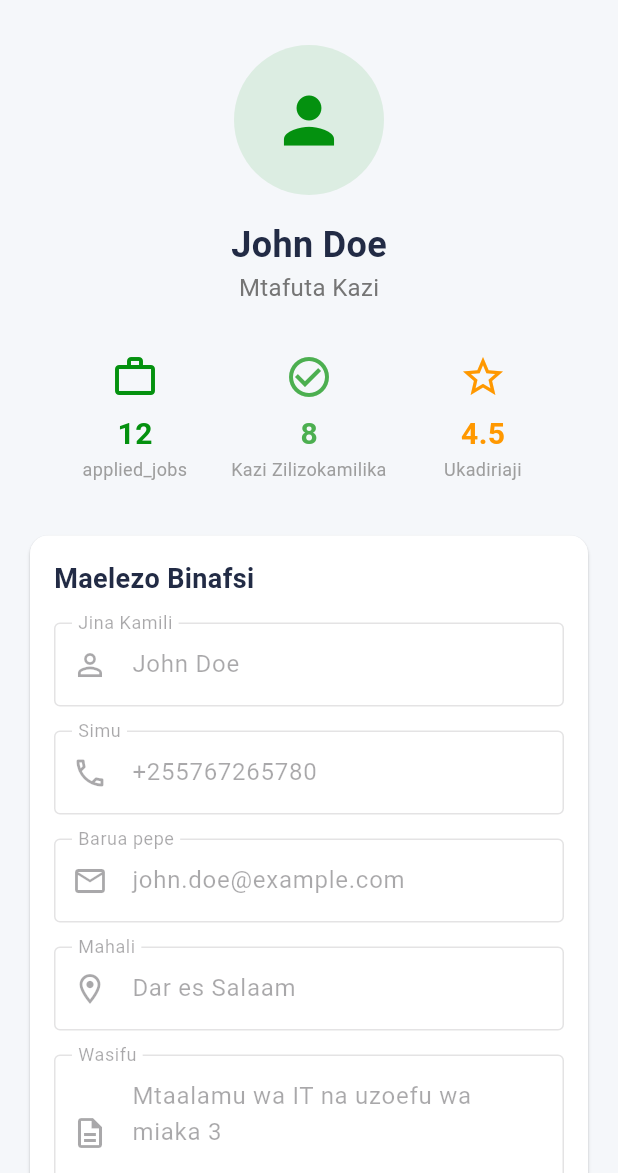
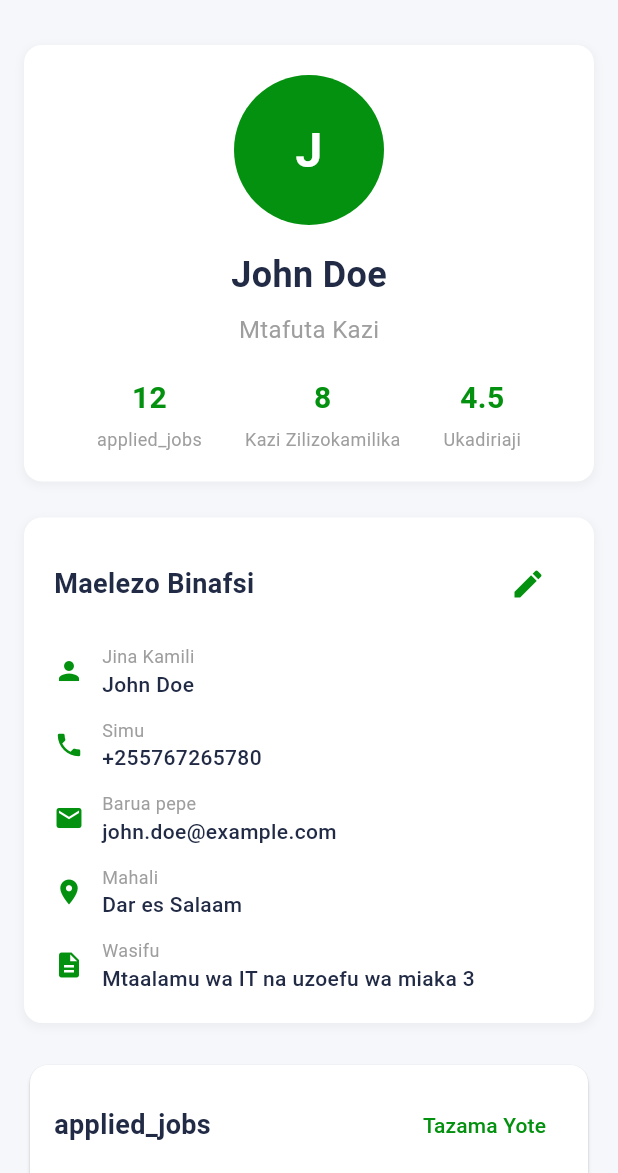
Before and after one commit to Swai-D/kazi-huru, a Flutter app: the UserProfileScreen screen opened by its route, on a phone screen of 412 x 824 dp, the part 63-1236 px from its top. Run offline on Flutter 3.47's test engine with Material 3 defaults, Android fonts, the phone set to English and light mode, and no system bars; our stand-ins replace flutter_local_notifications, geocoding, geolocator, google_maps_flutter, image_picker, permission_handler.

Commit message:
Update job doer profile design to match job giver profile style - Improved profile header with premium card design and stats - Updated personal info section with info rows instead of form fields - Enhanced language settings with FilterChip design - Updated action buttons layout to match company profile style - Fixed circular button shapes on job cards - Added Instagram/Twitter style job cards with images - Implemented optional image upload for job providers - Enhanced job details with full-width images and overlay - Simplified provider profile section

```diff
--- a/assets/translations/en.json
+++ b/assets/translations/en.json
@@ -104,6 +104,11 @@
   "image_optional_desc": "Adding an image helps attract more workers",
   "add_image": "Add Image",
   "image_selected": "Image selected successfully",
+  "verified": "Verified",
+  "jobs_posted": "Jobs Posted",
+  "workers_hired": "Workers Hired",
+  "response_time": "Response Time",
+  "view_full_profile": "View Full Profile",
   "update": "Update",
   "create": "Create",
   "add": "Add",
--- a/assets/translations/sw.json
+++ b/assets/translations/sw.json
@@ -116,6 +116,11 @@
   "image_optional_desc": "Kuongeza picha husaidia kuvutia wafanyakazi zaidi",
   "add_image": "Ongeza Picha",
   "image_selected": "Picha imechaguliwa kwa mafanikio",
+  "verified": "Imethibitishwa",
+  "jobs_posted": "Kazi Zilizotangazwa",
+  "workers_hired": "Wafanyakazi Walioajiriwa",
+  "response_time": "Muda wa Majibu",
+  "view_full_profile": "Tazama Wasifu Kamili",
   "update": "Sasisha",
   "create": "Unda",
   "add": "Ongeza",
--- a/lib/features/auth/presentation/screens/user_profile_screen.dart
+++ b/lib/features/auth/presentation/screens/user_profile_screen.dart
@@ -29,6 +29,8 @@ class _UserProfileScreenState extends State<UserProfileScreen> {
   final _companyNameController = TextEditingController(text: 'Tech Solutions Ltd');
   final _companyWebsiteController = TextEditingController(text: 'www.techsolutions.co.tz');
   final _companyDescriptionController = TextEditingController(text: 'Leading technology company in Tanzania');
+
+  String _selectedLanguage = LocalizationService().currentLocale.languageCode;
 
   @override
   Widget build(BuildContext context) {
@@ -116,47 +118,37 @@ class _UserProfileScreenState extends State<UserProfileScreen> {
   }
 
   Widget _buildProfileHeader() {
-    return Column(
+    return Container(
+      padding: const EdgeInsets.all(20),
+      decoration: BoxDecoration(
+        color: Colors.white,
+        borderRadius: BorderRadius.circular(12),
+        boxShadow: [
+          BoxShadow(
+            color: Colors.grey.withOpacity(0.1),
+            spreadRadius: 1,
+            blurRadius: 4,
+            offset: const Offset(0, 2),
+          ),
+        ],
+      ),
+      child: Column(
         children: [
           // Profile Picture
-        Center(
-          child: Stack(
-            children: [
           CircleAvatar(
             radius: 50,
-                backgroundColor: ThemeConstants.primaryColor.withOpacity(0.1),
-                child: Icon(
-                  Icons.person,
-                  size: 50,
-                  color: ThemeConstants.primaryColor,
-                ),
-              ),
-              if (_isEditing)
-                Positioned(
-                  bottom: 0,
-                  right: 0,
-                  child: Container(
-                    padding: const EdgeInsets.all(4),
-                    decoration: BoxDecoration(
-                      color: ThemeConstants.primaryColor,
-                      shape: BoxShape.circle,
-                    ),
-                    child: const Icon(
-                      Icons.camera_alt,
+            backgroundColor: ThemeConstants.primaryColor,
+            child: Text(
+              _nameController.text.isNotEmpty ? _nameController.text[0] : '',
+              style: const TextStyle(
+                fontSize: 32,
+                fontWeight: FontWeight.bold,
                 color: Colors.white,
-                      size: 20,
               ),
             ),
           ),
-            ],
-          ),
-          ),
           const SizedBox(height: 16),
-
-        // Name and Role
-        Center(
-          child: Column(
-            children: [
+          // Name
           Text(
             _nameController.text,
             style: const TextStyle(
@@ -165,43 +157,65 @@ class _UserProfileScreenState extends State<UserProfileScreen> {
               color: ThemeConstants.textColor,
             ),
           ),
+          const SizedBox(height: 8),
+          // Role
           Text(
             widget.userRole == 'job_seeker'
                 ? context.tr('job_seeker')
                 : context.tr('job_provider'),
-            style: TextStyle(
+            style: const TextStyle(
               fontSize: 16,
-              color: Colors.grey[600],
+              color: Colors.grey,
             ),
+          ),
+          if (widget.userRole == 'job_seeker') ...[
+            const SizedBox(height: 20),
+            Row(
+              mainAxisAlignment: MainAxisAlignment.spaceEvenly,
+              children: [
+                _StatItem(
+                  title: context.tr('applied_jobs'),
+                  value: '12',
+                ),
+                _StatItem(
+                  title: context.tr('completed_jobs'),
+                  value: '8',
+                ),
+                _StatItem(
+                  title: context.tr('rating'),
+                  value: '4.5',
                 ),
               ],
             ),
-        ),
-
-        // Job Statistics (Instagram style)
-        if (widget.userRole == 'job_seeker') ...[
-          const SizedBox(height: 24),
-          _buildJobStatistics(),
-        ],
-
-        // Company Statistics (for job providers)
-        if (widget.userRole == 'job_provider') ...[
-          const SizedBox(height: 24),
-          _buildCompanyStatistics(),
           ],
         ],
+      ),
     );
   }
 
   Widget _buildBasicInformation() {
-    return Card(
-      color: ThemeConstants.cardBackgroundColor,
-      child: Padding(
-        padding: const EdgeInsets.all(16.0),
+    return Container(
+      padding: const EdgeInsets.all(20),
+      decoration: BoxDecoration(
+        color: Colors.white,
+        borderRadius: BorderRadius.circular(12),
+        boxShadow: [
+          BoxShadow(
+            color: Colors.grey.withOpacity(0.1),
+            spreadRadius: 1,
+            blurRadius: 4,
+            offset: const Offset(0, 2),
+          ),
+        ],
+      ),
       child: Column(
         crossAxisAlignment: CrossAxisAlignment.start,
         children: [
-        Text(
+          Row(
+            mainAxisAlignment: MainAxisAlignment.spaceBetween,
+            children: [
+              Expanded(
+                child: Text(
                   context.tr('personal_information'),
                   style: const TextStyle(
                     fontSize: 18,
@@ -209,83 +223,48 @@ class _UserProfileScreenState extends State<UserProfileScreen> {
                     color: ThemeConstants.textColor,
                   ),
                 ),
-        const SizedBox(height: 16),
-
-        // Name Field
-        TextFormField(
-          controller: _nameController,
-          enabled: _isEditing,
-          decoration: InputDecoration(
-            labelText: context.tr('full_name'),
-            border: const OutlineInputBorder(),
-            prefixIcon: const Icon(Icons.person_outline),
               ),
-          validator: (value) {
-            if (value == null || value.isEmpty) {
-              return context.tr('please_enter_name');
-            }
-            return null;
+              IconButton(
+                icon: const Icon(Icons.edit, color: ThemeConstants.primaryColor),
+                onPressed: () {
+                  setState(() {
+                    _isEditing = !_isEditing;
+                  });
                 },
-        ),
-        const SizedBox(height: 16),
-
-        // Phone Field
-        TextFormField(
-          controller: _phoneController,
-          enabled: _isEditing,
-          keyboardType: TextInputType.phone,
-          decoration: InputDecoration(
-            labelText: context.tr('phone'),
-            border: const OutlineInputBorder(),
-            prefixIcon: const Icon(Icons.phone_outlined),
-          ),
-          validator: (value) {
-            if (value == null || value.isEmpty) {
-              return context.tr('please_enter_phone');
-            }
-            return null;
-          },
-        ),
-        const SizedBox(height: 16),
-
-        // Email Field
-        TextFormField(
-          controller: _emailController,
-          enabled: _isEditing,
-          keyboardType: TextInputType.emailAddress,
-          decoration: InputDecoration(
-            labelText: context.tr('email'),
-            border: const OutlineInputBorder(),
-            prefixIcon: const Icon(Icons.email_outlined),
-          ),
-        ),
-        const SizedBox(height: 16),
-
-        // Location Field
-        TextFormField(
-          controller: _locationController,
-          enabled: _isEditing,
-          decoration: InputDecoration(
-            labelText: context.tr('location'),
-            border: const OutlineInputBorder(),
-            prefixIcon: const Icon(Icons.location_on_outlined),
-          ),
-        ),
-        const SizedBox(height: 16),
-
-        // Bio Field
-        TextFormField(
-          controller: _bioController,
-          enabled: _isEditing,
-          maxLines: 3,
-          decoration: InputDecoration(
-            labelText: context.tr('bio'),
-            border: const OutlineInputBorder(),
-            prefixIcon: const Icon(Icons.description_outlined),
-          ),
               ),
             ],
           ),
+          const SizedBox(height: 16),
+          _InfoRow(
+            icon: Icons.person,
+            label: context.tr('full_name'),
+            value: _nameController.text,
+          ),
+          const SizedBox(height: 12),
+          _InfoRow(
+            icon: Icons.phone,
+            label: context.tr('phone'),
+            value: _phoneController.text,
+          ),
+          const SizedBox(height: 12),
+          _InfoRow(
+            icon: Icons.email,
+            label: context.tr('email'),
+            value: _emailController.text,
+          ),
+          const SizedBox(height: 12),
+          _InfoRow(
+            icon: Icons.location_on,
+            label: context.tr('location'),
+            value: _locationController.text,
+          ),
+          const SizedBox(height: 12),
+          _InfoRow(
+            icon: Icons.description,
+            label: context.tr('bio'),
+            value: _bioController.text,
+          ),
+        ],
       ),
     );
   }
@@ -296,27 +275,21 @@ class _UserProfileScreenState extends State<UserProfileScreen> {
       child: Row(
         children: [
           Expanded(
-            child: _buildStatItem(
-              icon: Icons.work_outline,
+            child: _StatItem(
               title: context.tr('applied_jobs'),
               value: '12',
-              color: ThemeConstants.primaryColor,
             ),
           ),
           Expanded(
-            child: _buildStatItem(
-              icon: Icons.check_circle_outline,
+            child: _StatItem(
               title: context.tr('completed_jobs'),
               value: '8',
-              color: Colors.green,
             ),
           ),
           Expanded(
-            child: _buildStatItem(
-              icon: Icons.star_outline,
+            child: _StatItem(
               title: context.tr('rating'),
               value: '4.5',
-              color: Colors.orange,
             ),
           ),
         ],
@@ -330,61 +303,25 @@ class _UserProfileScreenState extends State<UserProfileScreen> {
       child: Row(
         children: [
           Expanded(
-            child: _buildStatItem(
-              icon: Icons.post_add,
+            child: _StatItem(
               title: context.tr('posted_jobs'),
               value: '8',
-              color: ThemeConstants.primaryColor,
             ),
           ),
           Expanded(
-            child: _buildStatItem(
-              icon: Icons.work,
+            child: _StatItem(
               title: context.tr('active_jobs'),
               value: '5',
-              color: Colors.green,
             ),
           ),
           Expanded(
-            child: _buildStatItem(
-              icon: Icons.people,
+            child: _StatItem(
               title: context.tr('applications'),
               value: '24',
-              color: Colors.blue,
             ),
           ),
         ],
       ),
-    );
-  }
-
-  Widget _buildStatItem({
-    required IconData icon,
-    required String title,
-    required String value,
-    required Color color,
-  }) {
-    return Column(
-      children: [
-        Icon(icon, color: color, size: 32),
-        const SizedBox(height: 8),
-        Text(
-          value,
-          style: TextStyle(
-            fontSize: 20,
-            fontWeight: FontWeight.bold,
-            color: color,
-          ),
-        ),
-        Text(
-          title,
-          style: const TextStyle(
-            fontSize: 12,
-            color: Colors.grey,
-          ),
-          textAlign: TextAlign.center,
-        ),
-      ],
     );
   }
 
@@ -950,15 +887,25 @@ class _UserProfileScreenState extends State<UserProfileScreen> {
     return Column(
       children: [
         // Language Settings
-        Card(
-          color: ThemeConstants.cardBackgroundColor,
-          child: Padding(
-            padding: const EdgeInsets.all(16.0),
+        Container(
+          padding: const EdgeInsets.all(20),
+          decoration: BoxDecoration(
+            color: Colors.white,
+            borderRadius: BorderRadius.circular(12),
+            boxShadow: [
+              BoxShadow(
+                color: Colors.grey.withOpacity(0.1),
+                spreadRadius: 1,
+                blurRadius: 4,
+                offset: const Offset(0, 2),
+              ),
+            ],
+          ),
           child: Column(
             crossAxisAlignment: CrossAxisAlignment.start,
             children: [
               Text(
-                  context.tr('language_settings'),
+                context.tr('language'),
                 style: const TextStyle(
                   fontSize: 18,
                   fontWeight: FontWeight.bold,
@@ -969,20 +916,38 @@ class _UserProfileScreenState extends State<UserProfileScreen> {
               Row(
                 children: [
                   Expanded(
-                      child: _buildLanguageOption(
-                        'English',
-                        'en',
-                        Icons.language,
-                        Colors.blue,
+                    child: FilterChip(
+                      label: const Text('Swahili'),
+                      selected: _selectedLanguage == 'sw',
+                      onSelected: (selected) {
+                        setState(() {
+                          _selectedLanguage = 'sw';
+                          LocalizationService().setLocale(const Locale('sw'));
+                        });
+                        ScaffoldMessenger.of(context).showSnackBar(
+                          SnackBar(content: Text('${context.tr('language_changed')} Swahili')),
+                        );
+                      },
+                      selectedColor: ThemeConstants.primaryColor.withOpacity(0.2),
+                      checkmarkColor: ThemeConstants.primaryColor,
                     ),
                   ),
                   const SizedBox(width: 12),
                   Expanded(
-                      child: _buildLanguageOption(
-                        'Kiswahili',
-                        'sw',
-                        Icons.language,
-                        Colors.green,
+                    child: FilterChip(
+                      label: const Text('English'),
+                      selected: _selectedLanguage == 'en',
+                      onSelected: (selected) {
+                        setState(() {
+                          _selectedLanguage = 'en';
+                          LocalizationService().setLocale(const Locale('en'));
+                        });
+                        ScaffoldMessenger.of(context).showSnackBar(
+                          SnackBar(content: Text('${context.tr('language_changed')} English')),
+                        );
+                      },
+                      selectedColor: ThemeConstants.primaryColor.withOpacity(0.2),
+                      checkmarkColor: ThemeConstants.primaryColor,
                     ),
                   ),
                 ],
@@ -990,12 +955,12 @@ class _UserProfileScreenState extends State<UserProfileScreen> {
             ],
           ),
         ),
-        ),
         const SizedBox(height: 16),
 
         // Account Actions
-        SizedBox(
-          width: double.infinity,
+        Row(
+          children: [
+            Expanded(
               child: ElevatedButton(
                 onPressed: () {
                   // Navigate to change password screen
@@ -1003,16 +968,21 @@ class _UserProfileScreenState extends State<UserProfileScreen> {
                 style: ElevatedButton.styleFrom(
                   backgroundColor: ThemeConstants.primaryColor,
                   padding: const EdgeInsets.symmetric(vertical: 16),
+                  shape: RoundedRectangleBorder(
+                    borderRadius: BorderRadius.circular(8),
+                  ),
                 ),
                 child: Text(
                   context.tr('change_password'),
-              style: const TextStyle(color: Colors.white),
+                  style: const TextStyle(
+                    color: Colors.white,
+                    fontWeight: FontWeight.bold,
                   ),
                 ),
               ),
-        const SizedBox(height: 12),
-        SizedBox(
-          width: double.infinity,
+            ),
+            const SizedBox(width: 12),
+            Expanded(
               child: OutlinedButton(
                 onPressed: () {
                   // Show logout confirmation dialog
@@ -1020,60 +990,24 @@ class _UserProfileScreenState extends State<UserProfileScreen> {
                 },
                 style: OutlinedButton.styleFrom(
                   padding: const EdgeInsets.symmetric(vertical: 16),
-              side: BorderSide(color: Colors.red),
+                  side: const BorderSide(color: Colors.red),
+                  shape: RoundedRectangleBorder(
+                    borderRadius: BorderRadius.circular(8),
+                  ),
                 ),
                 child: Text(
                   context.tr('logout'),
-              style: const TextStyle(color: Colors.red),
+                  style: const TextStyle(
+                    color: Colors.red,
+                    fontWeight: FontWeight.bold,
+                  ),
                 ),
               ),
             ),
           ],
-    );
-  }
-
-  Widget _buildLanguageOption(String language, String code, IconData icon, Color color) {
-    final isSelected = LocalizationService().currentLocale.languageCode == code;
-
-    return GestureDetector(
-      onTap: () {
-        // Change language
-        LocalizationService().setLocale(Locale(code));
-        setState(() {
-          // Refresh UI
-        });
-        ScaffoldMessenger.of(context).showSnackBar(
-          SnackBar(content: Text('${context.tr('language_changed')} $language')),
-        );
-      },
-      child: Container(
-        padding: const EdgeInsets.all(12),
-        decoration: BoxDecoration(
-          border: Border.all(
-            color: isSelected ? ThemeConstants.primaryColor : Colors.grey.shade300,
-            width: isSelected ? 2 : 1,
         ),
-          borderRadius: BorderRadius.circular(8),
-          color: isSelected ? ThemeConstants.primaryColor.withOpacity(0.1) : Colors.white,
-        ),
-        child: Column(
-          children: [
-            Icon(
-              icon,
-              color: isSelected ? ThemeConstants.primaryColor : Colors.grey.shade600,
-              size: 24
-            ),
-            const SizedBox(height: 8),
-            Text(
-              language,
-              style: TextStyle(
-                fontWeight: isSelected ? FontWeight.bold : FontWeight.normal,
-                color: isSelected ? ThemeConstants.primaryColor : Colors.grey.shade700,
-              ),
-            ),
+        const SizedBox(height: 16),
       ],
-        ),
-      ),
     );
   }
 
@@ -1108,3 +1042,86 @@ class _UserProfileScreenState extends State<UserProfileScreen> {
     );
   }
 }
+
+class _StatItem extends StatelessWidget {
+  final String title;
+  final String value;
+
+  const _StatItem({
+    required this.title,
+    required this.value,
+  });
+
+  @override
+  Widget build(BuildContext context) {
+    return Column(
+      children: [
+        Text(
+          value,
+          style: const TextStyle(
+            fontSize: 20,
+            fontWeight: FontWeight.bold,
+            color: ThemeConstants.primaryColor,
+          ),
+        ),
+        const SizedBox(height: 4),
+        Text(
+          title,
+          style: const TextStyle(
+            fontSize: 12,
+            color: Colors.grey,
+          ),
+          textAlign: TextAlign.center,
+        ),
+      ],
+    );
+  }
+}
+
+class _InfoRow extends StatelessWidget {
+  final IconData icon;
+  final String label;
+  final String value;
+
+  const _InfoRow({
+    required this.icon,
+    required this.label,
+    required this.value,
+  });
+
+  @override
+  Widget build(BuildContext context) {
+    return Row(
+      children: [
+        Icon(
+          icon,
+          color: ThemeConstants.primaryColor,
+          size: 20,
+        ),
+        const SizedBox(width: 12),
+        Expanded(
+          child: Column(
+            crossAxisAlignment: CrossAxisAlignment.start,
+            children: [
+              Text(
+                label,
+                style: const TextStyle(
+                  fontSize: 12,
+                  color: Colors.grey,
+                ),
+              ),
+              Text(
+                value,
+                style: const TextStyle(
+                  fontSize: 14,
+                  fontWeight: FontWeight.w500,
+                  color: ThemeConstants.textColor,
+                ),
+              ),
+            ],
+          ),
+        ),
+      ],
+    );
+  }
+}
--- a/lib/features/job_seeker/presentation/screens/completed_jobs_screen.dart
+++ b/lib/features/job_seeker/presentation/screens/completed_jobs_screen.dart
@@ -116,7 +116,7 @@ class _CompletedJobsScreenState extends State<CompletedJobsScreen> {
                 Expanded(
                   child: _buildSummaryItem(
                     'Avg Rating',
-                    '${_calculateAverageRating()}',
+                    _calculateAverageRating(),
                     Icons.star,
                     Colors.orange,
                   ),
--- a/lib/features/job_seeker/presentation/screens/job_seeker_dashboard_screen.dart
+++ b/lib/features/job_seeker/presentation/screens/job_seeker_dashboard_screen.dart
@@ -586,7 +586,7 @@ class _JobCard extends StatelessWidget {
           ),
 
           // Main image
-          Container(
+          SizedBox(
             width: double.infinity,
             height: 200,
             child: ClipRRect(
@@ -685,7 +685,7 @@ class _JobCard extends StatelessWidget {
                             style: OutlinedButton.styleFrom(
                               side: BorderSide(color: ThemeConstants.primaryColor),
                               shape: RoundedRectangleBorder(
-                                borderRadius: BorderRadius.circular(20),
+                                borderRadius: BorderRadius.circular(32),
                               ),
                               padding: const EdgeInsets.symmetric(vertical: 12),
                             ),
@@ -708,7 +708,7 @@ class _JobCard extends StatelessWidget {
                             style: ElevatedButton.styleFrom(
                               backgroundColor: ThemeConstants.primaryColor,
                               shape: RoundedRectangleBorder(
-                                borderRadius: BorderRadius.circular(20),
+                                borderRadius: BorderRadius.circular(32),
                               ),
                               padding: const EdgeInsets.symmetric(vertical: 12),
                             ),
```
Also changed, not shown: lib/features/job_seeker/presentation/screens/job_details_screen.dart (+125 -34 lines), lib/features/job_seeker/presentation/screens/job_search_screen.dart (+4 -4 lines). Lines whose indentation alone changed are shown as unchanged.
